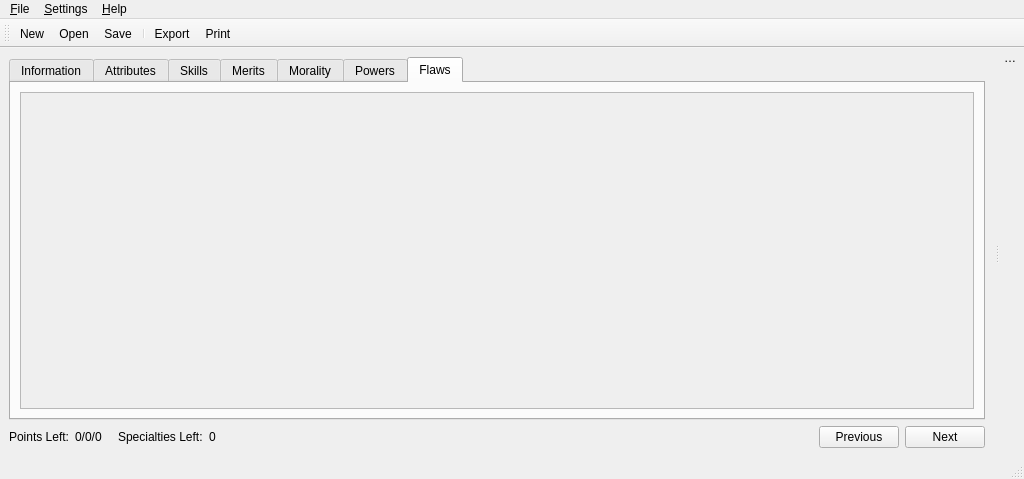
Old version of the form ui/MainWindow.ui in the repository Kamduis/SoulCreator.
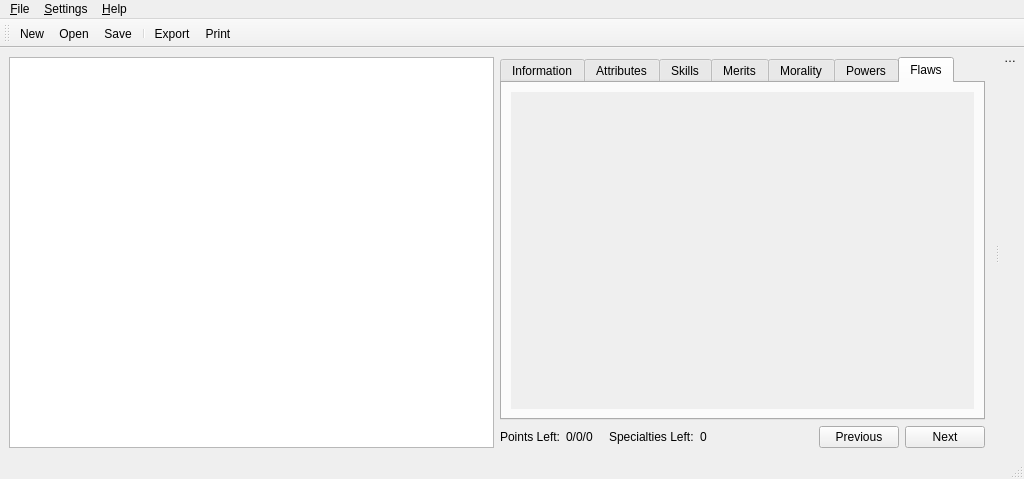
New version of the form. The open tabs and pages were chosen to show the change. Icons and pictures are not drawn. Custom widgets are drawn as their Qt base class.

What changed in the file:
```diff
--- a/ui/MainWindow.ui
+++ b/ui/MainWindow.ui
@@ -14,6 +14,11 @@
    <string>MainWindow</string>
   </property>
   <widget class="QWidget" name="centralwidget">
+   <layout class="QHBoxLayout" name="horizontalLayout_7">
+    <item>
+     <widget class="SelectWidget" name="selectWidget_select"/>
+    </item>
+    <item>
    <layout class="QVBoxLayout" name="verticalLayout_15">
     <item>
      <widget class="QTabWidget" name="tabWidget">
@@ -354,6 +359,12 @@
        <layout class="QVBoxLayout" name="verticalLayout_9">
         <item>
          <widget class="QScrollArea" name="scrollArea_flaws">
+            <property name="frameShape">
+             <enum>QFrame::NoFrame</enum>
+            </property>
+            <property name="frameShadow">
+             <enum>QFrame::Plain</enum>
+            </property>
           <property name="widgetResizable">
            <bool>true</bool>
           </property>
@@ -362,8 +373,8 @@
             <rect>
              <x>0</x>
              <y>0</y>
-             <width>929</width>
-             <height>345</height>
+               <width>467</width>
+               <height>325</height>
             </rect>
            </property>
            <layout class="QVBoxLayout" name="verticalLayout_12">
@@ -496,6 +507,8 @@
      </layout>
     </item>
    </layout>
+    </item>
+   </layout>
   </widget>
   <widget class="QToolBar" name="mainToolBar">
    <property name="toolButtonStyle">
@@ -616,6 +629,13 @@
    </property>
   </action>
  </widget>
+ <customwidgets>
+  <customwidget>
+   <class>SelectWidget</class>
+   <extends>QListWidget</extends>
+   <header>Widgets/SelectWidget.h</header>
+  </customwidget>
+ </customwidgets>
  <resources>
   <include location="../resources/resource.qrc"/>
  </resources>
```
Left out of the diff: 52 changed lines with no effect on the pictures. Lines whose indentation alone changed are shown as unchanged.
